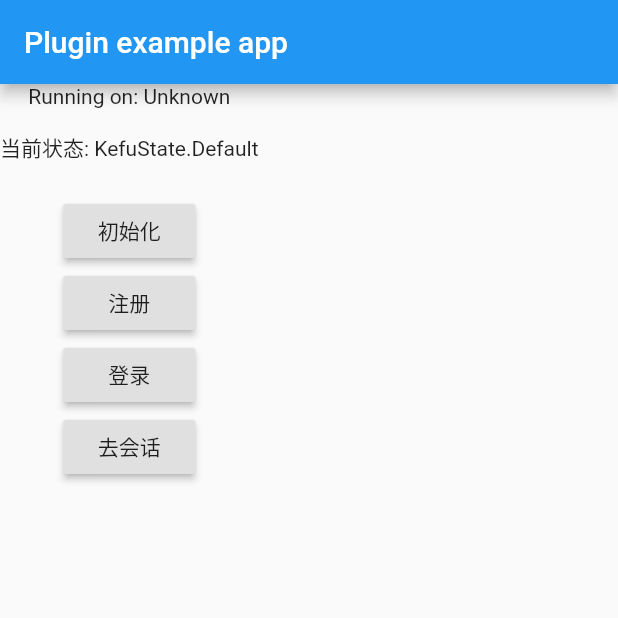
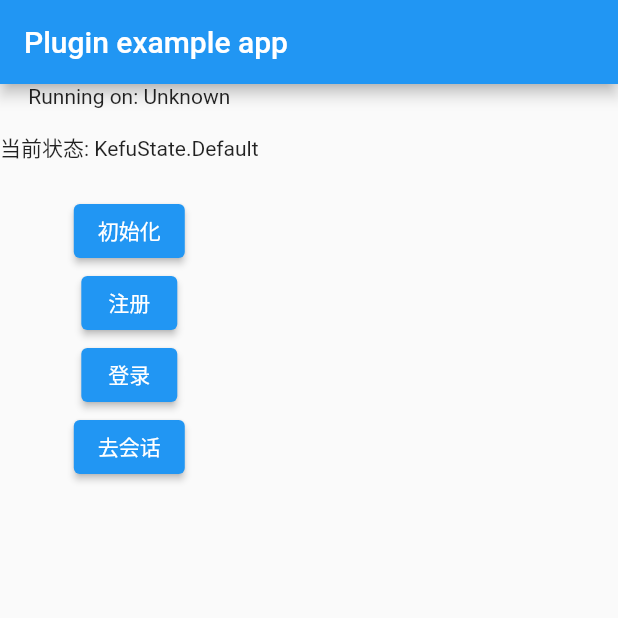
Before and after one commit to qq326646683/flutter_easemob_kefu, a Flutter app: the screen it shows after launch, on a phone screen of 412 x 824 dp, the top half of it. Run offline on Flutter 3.47's test engine with Material 2 defaults, Android fonts, the phone set to English and light mode, and no system bars; our stand-ins replace permission_handler.

Commit message:
Support null safety

```diff
--- a/example/lib/main.dart
+++ b/example/lib/main.dart
@@ -62,30 +62,32 @@ class _MyAppState extends State<MyApp> {
           children: <Widget>[
             Text('Running on: $_platformVersion\n'),
             Text('当前状态: $state\n'),
-            RaisedButton(
+            ElevatedButton(
               onPressed: () async {
-                FlutterEasemobKefu.init("1439201009092337#kefuchannelapp86399", "86399");
+                FlutterEasemobKefu.init(
+                    "1439201009092337#kefuchannelapp86399", "86399");
                 setState(() {
                   state = KefuState.Inited;
                 });
               },
               child: Text('初始化'),
             ),
-            RaisedButton(
+            ElevatedButton(
               onPressed: () async {
-                bool isSuccess = await FlutterEasemobKefu.register("nell", "123456");
+                bool isSuccess =
+                    await FlutterEasemobKefu.register("nell", "123456");
                 if (isSuccess) {
                   setState(() {
                     state = KefuState.Registered;
                   });
                 }
-
               },
               child: Text('注册'),
             ),
-            RaisedButton(
+            ElevatedButton(
               onPressed: () async {
-                bool isSuccess = await FlutterEasemobKefu.login("nell", "123456");
+                bool isSuccess =
+                    await FlutterEasemobKefu.login("nell", "123456");
                 if (isSuccess) {
                   setState(() {
                     state = KefuState.Logined;
@@ -94,7 +96,7 @@ class _MyAppState extends State<MyApp> {
               },
               child: Text('登录'),
             ),
-            RaisedButton(
+            ElevatedButton(
               onPressed: () async {
                 bool isLogin = await FlutterEasemobKefu.isLogin;
                 print(isLogin);
--- a/example/pubspec.yaml
+++ b/example/pubspec.yaml
@@ -6,7 +6,7 @@ description: Demonstrates how to use the flutter_easemob_kefu plugin.
 publish_to: 'none' # Remove this line if you wish to publish to pub.dev
 
 environment:
-  sdk: ">=2.7.0 <3.0.0"
+  sdk: ">=2.16.1 <3.0.0"
 
 dependencies:
   flutter:
@@ -23,7 +23,7 @@ dependencies:
   # The following adds the Cupertino Icons font to your application.
   # Use with the CupertinoIcons class for iOS style icons.
   cupertino_icons: ^0.1.3
-  permission_handler: 5.0.1+1
+  permission_handler: ^9.2.0
 
 
 dev_dependencies:
--- a/pubspec.yaml
+++ b/pubspec.yaml
@@ -5,8 +5,8 @@ author: qq326646683<326646683@qq.com>, justyouzxy<1120540016@qq.com>
 homepage: https://github.com/qq326646683/flutter_easemob_kefu
 
 environment:
-  sdk: ">=2.7.0 <3.0.0"
-  flutter: ">=1.10.0"
+  sdk: ">=2.16.1 <3.0.0"
+  flutter: ">=2.5.0"
 
 dependencies:
   flutter:
```
Also changed, not shown: lib/flutter_easemob_kefu.dart (+25 -12 lines), example/pubspec.lock, pubspec.lock, 7 other files.
